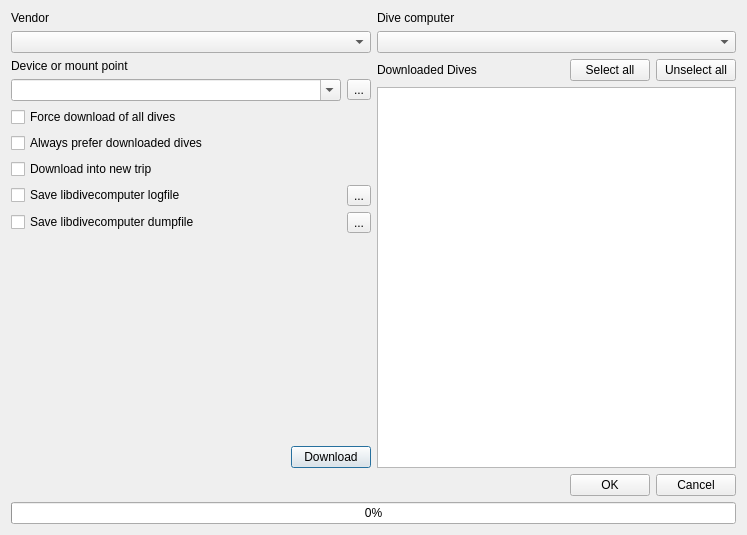
Qt form qt-ui/downloadfromdivecomputer.ui (subsurface/subsurface) before a commit.
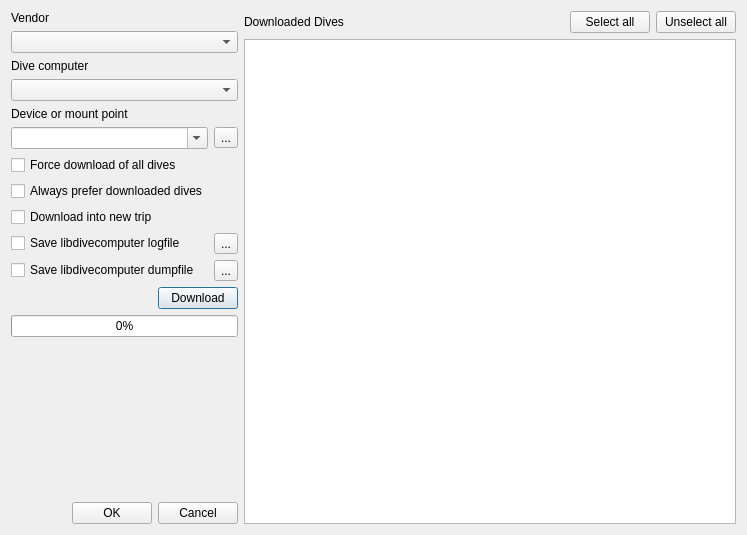
The same form after that commit. Icons and pictures are not drawn.

Commit message:
Attempt a better layout for the download dialog
This seems to work well and provides a lot less wasted space.

The edit to the form file:
```diff
--- a/qt-ui/downloadfromdivecomputer.ui
+++ b/qt-ui/downloadfromdivecomputer.ui
@@ -20,109 +20,136 @@
   </property>
   <layout class="QVBoxLayout" name="vendorProductLabelLayout">
    <item>
-    <layout class="QGridLayout" name="vendorProductLayout">
-     <item row="0" column="0">
-      <widget class="QLabel" name="label">
-       <property name="text">
-        <string>Vendor</string>
-       </property>
-      </widget>
-     </item>
-     <item row="0" column="1">
-      <widget class="QLabel" name="label_2">
-       <property name="text">
-        <string>Dive computer</string>
-       </property>
-      </widget>
-     </item>
-     <item row="1" column="0">
-      <widget class="QComboBox" name="vendor"/>
-     </item>
-     <item row="1" column="1">
-      <widget class="QComboBox" name="product"/>
-     </item>
-    </layout>
-   </item>
-   <item>
-    <layout class="QHBoxLayout" name="mainDialogLayout">
+    <layout class="QHBoxLayout" name="mainDialogLayout" stretch="0,1">
      <item>
       <layout class="QVBoxLayout" name="leftOfMainLayout">
        <item>
         <layout class="QGridLayout" name="choicesLayout">
-         <item row="0" column="0">
+         <item row="4" column="0">
           <widget class="QLabel" name="label_3">
            <property name="text">
             <string>Device or mount point</string>
            </property>
           </widget>
          </item>
-         <item row="1" column="0">
+         <item row="5" column="0">
           <widget class="QComboBox" name="device">
            <property name="editable">
             <bool>true</bool>
            </property>
           </widget>
          </item>
-         <item row="1" column="1">
+         <item row="5" column="1">
           <widget class="QToolButton" name="search">
            <property name="text">
             <string>...</string>
            </property>
           </widget>
          </item>
-         <item row="2" column="0">
+         <item row="6" column="0">
           <widget class="QCheckBox" name="forceDownload">
            <property name="text">
             <string>Force download of all dives</string>
            </property>
           </widget>
          </item>
-         <item row="3" column="0">
+         <item row="7" column="0">
           <widget class="QCheckBox" name="preferDownloaded">
            <property name="text">
             <string>Always prefer downloaded dives</string>
            </property>
           </widget>
          </item>
-         <item row="4" column="0">
+         <item row="8" column="0">
           <widget class="QCheckBox" name="createNewTrip">
            <property name="text">
             <string>Download into new trip</string>
            </property>
           </widget>
          </item>
-         <item row="5" column="0">
+         <item row="9" column="0">
           <widget class="QCheckBox" name="logToFile">
            <property name="text">
             <string>Save libdivecomputer logfile</string>
            </property>
           </widget>
          </item>
-         <item row="5" column="1">
+         <item row="9" column="1">
           <widget class="QToolButton" name="chooseLogFile">
            <property name="text">
             <string>...</string>
            </property>
           </widget>
          </item>
-         <item row="6" column="0">
+         <item row="10" column="0">
           <widget class="QCheckBox" name="dumpToFile">
            <property name="text">
             <string>Save libdivecomputer dumpfile</string>
            </property>
           </widget>
          </item>
-         <item row="6" column="1">
+         <item row="10" column="1">
           <widget class="QToolButton" name="chooseDumpFile">
            <property name="text">
             <string>...</string>
            </property>
           </widget>
          </item>
+         <item row="0" column="0" colspan="2">
+          <widget class="QLabel" name="label">
+           <property name="text">
+            <string>Vendor</string>
+           </property>
+          </widget>
+         </item>
+         <item row="1" column="0" colspan="2">
+          <widget class="QComboBox" name="vendor"/>
+         </item>
+         <item row="2" column="0" colspan="2">
+          <widget class="QLabel" name="label_2">
+           <property name="text">
+            <string>Dive computer</string>
+           </property>
+          </widget>
+         </item>
+         <item row="3" column="0" colspan="2">
+          <widget class="QComboBox" name="product"/>
+         </item>
         </layout>
        </item>
        <item>
-        <spacer name="verticalSpacer">
+        <layout class="QHBoxLayout" name="downloadCancelRetryLayout">
+         <item>
+          <spacer name="horizontalSpacer_2">
+           <property name="orientation">
+            <enum>Qt::Horizontal</enum>
+           </property>
+           <property name="sizeHint" stdset="0">
+            <size>
+             <width>40</width>
+             <height>20</height>
+            </size>
+           </property>
+          </spacer>
+         </item>
+         <item>
+          <widget class="QPushButton" name="downloadCancelRetryButton">
+           <property name="text">
+            <string>Download</string>
+           </property>
+          </widget>
+         </item>
+        </layout>
+       </item>
+       <item>
+        <widget class="QProgressBar" name="progressBar">
+         <property name="value">
+          <number>0</number>
+         </property>
+        </widget>
+       </item>
+       <item>
+        <spacer name="aboveOKCancelSpacer">
          <property name="orientation">
           <enum>Qt::Vertical</enum>
          </property>
@@ -135,9 +162,9 @@
         </spacer>
        </item>
        <item>
-        <layout class="QHBoxLayout" name="downloadCancelRetryLayout">
+        <layout class="QHBoxLayout" name="buttonBoxLayout">
          <item>
-          <spacer name="horizontalSpacer_2">
+          <spacer name="horizontalSpacer">
            <property name="orientation">
             <enum>Qt::Horizontal</enum>
            </property>
@@ -150,9 +177,16 @@
           </spacer>
          </item>
          <item>
-          <widget class="QPushButton" name="downloadCancelRetryButton">
+          <widget class="QPushButton" name="ok">
            <property name="text">
-            <string>Download</string>
+            <string>OK</string>
+           </property>
+          </widget>
+         </item>
+         <item>
+          <widget class="QPushButton" name="cancel">
+           <property name="text">
+            <string>Cancel</string>
            </property>
           </widget>
          </item>
@@ -211,44 +245,6 @@
      </item>
     </layout>
    </item>
-   <item>
-    <layout class="QHBoxLayout" name="buttonBoxLayout">
-     <item>
-      <spacer name="horizontalSpacer">
-       <property name="orientation">
-        <enum>Qt::Horizontal</enum>
-       </property>
-       <property name="sizeHint" stdset="0">
-        <size>
-         <width>40</width>
-         <height>20</height>
-        </size>
-       </property>
-      </spacer>
-     </item>
-     <item>
-      <widget class="QPushButton" name="ok">
-       <property name="text">
-        <string>OK</string>
-       </property>
-      </widget>
-     </item>
-     <item>
-      <widget class="QPushButton" name="cancel">
-       <property name="text">
-        <string>Cancel</string>
-       </property>
-      </widget>
-     </item>
-    </layout>
-   </item>
-   <item>
-    <widget class="QProgressBar" name="progressBar">
-     <property name="value">
-      <number>0</number>
-     </property>
-    </widget>
-   </item>
   </layout>
  </widget>
  <resources/>
```
The commit also changes 1 other file.
